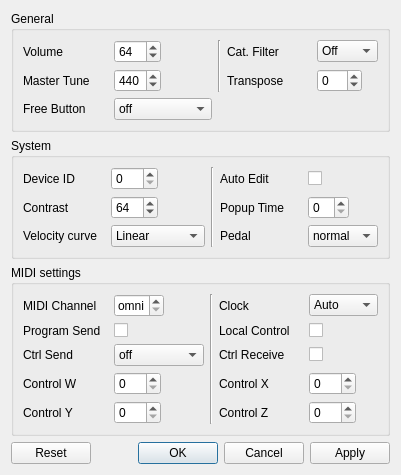
The window that bigglesworth/globals.ui (MaurizioB/Bigglesworth) describes before a commit, drawn with Qt 5.
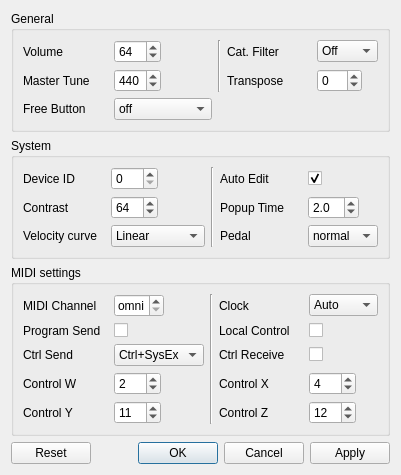
The same window after the commit. Custom widgets are drawn as their Qt base class.

Commit message: Globals sends params on Ok, fixed default values

```diff
--- a/bigglesworth/globals.ui
+++ b/bigglesworth/globals.ui
@@ -363,7 +363,11 @@
        </widget>
       </item>
       <item row="0" column="4">
-       <widget class="QCheckBox" name="autoEdit_chk"/>
+       <widget class="QCheckBox" name="autoEdit_chk">
+        <property name="checked">
+         <bool>true</bool>
+        </property>
+       </widget>
       </item>
       <item row="2" column="0">
        <widget class="QLabel" name="label_9">
@@ -415,6 +419,15 @@
           <verstretch>0</verstretch>
          </sizepolicy>
         </property>
+        <property name="decimals">
+         <number>1</number>
+        </property>
+        <property name="maximum">
+         <double>15.500000000000000</double>
+        </property>
+        <property name="value">
+         <double>2.000000000000000</double>
+        </property>
        </widget>
       </item>
      </layout>
@@ -428,6 +441,9 @@
      <layout class="QGridLayout" name="gridLayout_2" columnstretch="2,0,0,2,0">
       <item row="2" column="1">
        <widget class="QComboBox" name="ctrlSend_combo">
+        <property name="currentIndex">
+         <number>3</number>
+        </property>
         <item>
          <property name="text">
           <string>off</string>
@@ -489,6 +505,9 @@
         <property name="maximum">
          <number>120</number>
         </property>
+        <property name="value">
+         <number>11</number>
+        </property>
        </widget>
       </item>
       <item row="3" column="0">
@@ -509,6 +528,9 @@
         <property name="maximum">
          <number>120</number>
         </property>
+        <property name="value">
+         <number>4</number>
+        </property>
        </widget>
       </item>
       <item row="2" column="4">
@@ -536,6 +558,9 @@
         <property name="maximum">
          <number>120</number>
         </property>
+        <property name="value">
+         <number>12</number>
+        </property>
        </widget>
       </item>
       <item row="0" column="4">
@@ -593,6 +618,9 @@
         <property name="maximum">
          <number>120</number>
         </property>
+        <property name="value">
+         <number>2</number>
+        </property>
        </widget>
       </item>
       <item row="0" column="3">
@@ -654,7 +682,7 @@
  <customwidgets>
   <customwidget>
    <class>PopupSpin</class>
-   <extends>QSpinBox</extends>
+   <extends>QDoubleSpinBox</extends>
    <header>classes</header>
   </customwidget>
  </customwidgets>
```
The commit also changes 2 other files.
